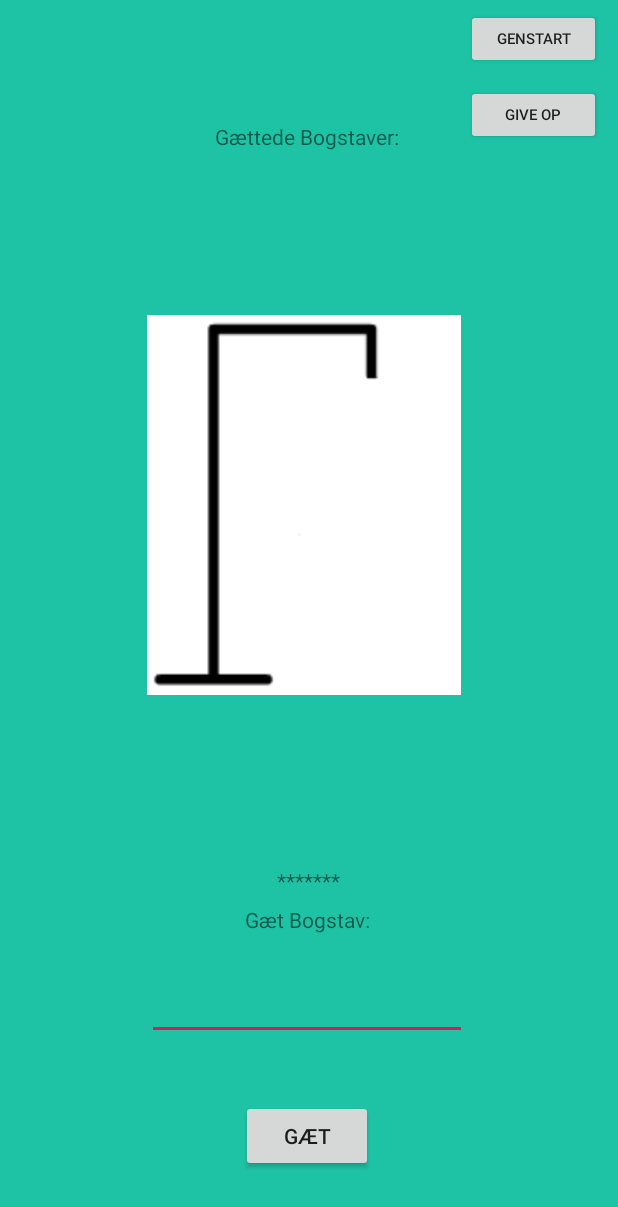
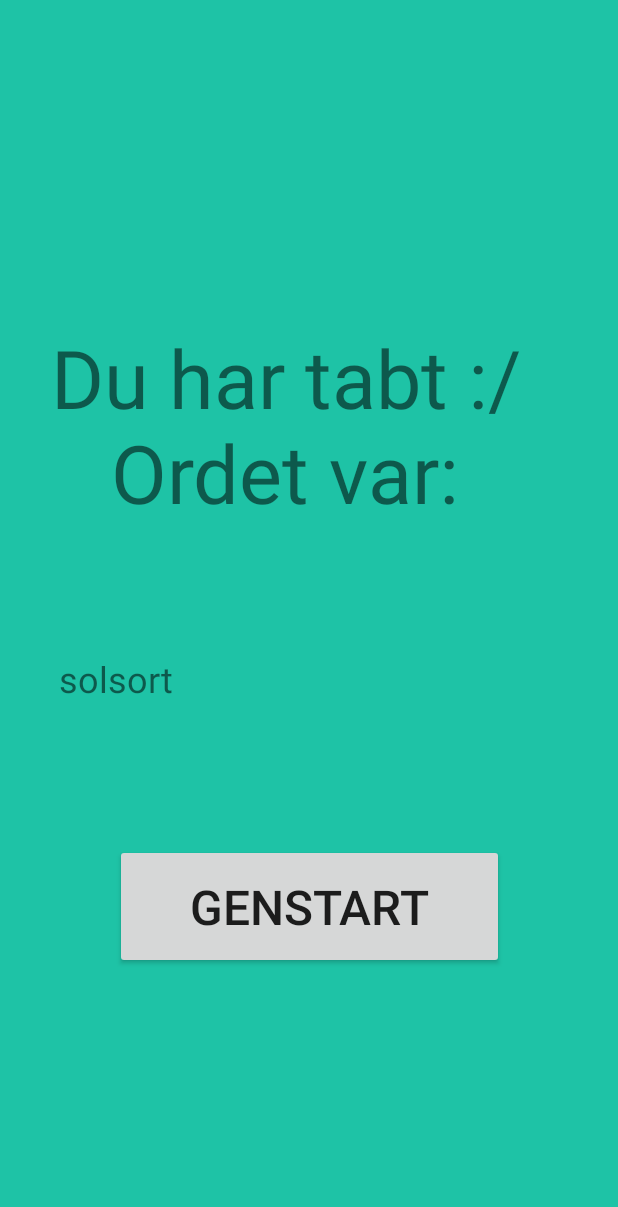
Before and after one commit to alexAbela/Hangman_1, an Android app: the MainActivity screen opened directly, with no data from a screen before it, after a tap on "GIVE OP", on a phone screen of 412 x 824 dp. Shown: the top 1207 px of the screen. Run offline under Robolectric (Android 15) with nearby library versions, the phone set to English and light mode, and no system bars.

Commit message:
Loser Activity first implimentation

```diff
--- a/app/src/main/AndroidManifest.xml
+++ b/app/src/main/AndroidManifest.xml
@@ -9,7 +9,9 @@
         android:roundIcon="@mipmap/ic_launcher_round"
         android:supportsRtl="true"
         android:theme="@style/AppTheme">
-        <activity android:name=".MainActivity"></activity>
+        <activity android:name=".LosingActivity"></activity>
+        <activity android:name=".WinningActivity" />
+        <activity android:name=".MainActivity" />
         <activity android:name=".WelcomeActivity">
             <intent-filter>
                 <action android:name="android.intent.action.MAIN" />
--- /dev/null
+++ b/app/src/main/java/com/example/hangman/LosingActivity.java
@@ -0,0 +1,28 @@
+package com.example.hangman;
+
+import androidx.appcompat.app.AppCompatActivity;
+
+import android.os.Bundle;
+import android.widget.Button;
+import android.widget.TextView;
+
+public class LosingActivity extends AppCompatActivity {
+
+    private TextView losingWord;
+    private Button restartButton;
+
+    @Override
+    protected void onCreate(Bundle savedInstanceState) {
+        super.onCreate(savedInstanceState);
+        setContentView(R.layout.activity_losing);
+        Bundle b = getIntent().getExtras();
+        String losingWordString = b.getString("losingWord");
+
+        losingWord = findViewById(R.id.losingWord);
+        losingWord.setText(losingWordString);
+
+        restartButton = findViewById(R.id.restartButton);
+
+
+    }
+}
--- a/app/src/main/java/com/example/hangman/MainActivity.java
+++ b/app/src/main/java/com/example/hangman/MainActivity.java
@@ -2,6 +2,7 @@ package com.example.hangman;
 
 import androidx.appcompat.app.AppCompatActivity;
 
+import android.content.Intent;
 import android.os.Bundle;
 import android.view.View;
 import android.widget.Button;
@@ -60,17 +61,29 @@ public class MainActivity extends AppCompatActivity implements View.OnClickListe
             } else if (game.erSidsteBogstavKorrekt() && !game.erSpilletVundet()) {
                 Toast.makeText(this, "Du gættede rigtigt: '" + guess.getText().toString().toUpperCase() + "' er i ordet.", Toast.LENGTH_SHORT).show();
             } else if (game.erSpilletVundet()) {
-                Toast.makeText(this, "Du vandt!!", Toast.LENGTH_SHORT).show();
+                Intent winIntent = new Intent(this, WinningActivity.class);
+                startActivity(winIntent);
+                /*Toast.makeText(this, "Du vandt!!", Toast.LENGTH_SHORT).show();
+                giveUpButton.setVisibility(View.INVISIBLE);*/
+            } else if (game.erSpilletTabt()) {
+                Intent loseIntent = new Intent(this,LosingActivity.class);
+                startActivity(loseIntent);
+                /*Toast.makeText(this, "Du har tabt :/ Ordet var " + game.getOrdet(), Toast.LENGTH_SHORT).show();
                 giveUpButton.setVisibility(View.INVISIBLE);
-            } else if (game.erSpilletTabt()) {
-                Toast.makeText(this, "Du har tabt :/ Ordet var " + game.getOrdet(), Toast.LENGTH_SHORT).show();
+                guessButton.setVisibility(View.INVISIBLE);
+                guess.setVisibility(View.INVISIBLE);*/
             }
+            guess.setText("");
         } else if (v == giveUpButton) {
-            Toast.makeText(this, "Du har givet op! Ordet var " + game.getOrdet(), Toast.LENGTH_SHORT).show();
+            Intent loseIntent = new Intent(this,LosingActivity.class);
+            loseIntent.putExtra("losingWord",game.getOrdet());
+            startActivity(loseIntent);
+
+           /* Toast.makeText(this, "Du har givet op! Ordet var " + game.getOrdet(), Toast.LENGTH_SHORT).show();
             game.nulstil();
             imageViewChanger();
             guessedCorrectLetters.setText(game.getSynligtOrd());
-            guessedWrongLetters.setText(guessedWrongString = "");
+            guessedWrongLetters.setText(guessedWrongString = "");*/
 
         } else if (v == restartButton) {
             Toast.makeText(this, "Nyt spil!", Toast.LENGTH_SHORT).show();
--- /dev/null
+++ b/app/src/main/res/layout/activity_losing.xml
@@ -0,0 +1,48 @@
+<?xml version="1.0" encoding="utf-8"?>
+<androidx.constraintlayout.widget.ConstraintLayout xmlns:android="http://schemas.android.com/apk/res/android"
+    xmlns:app="http://schemas.android.com/apk/res-auto"
+    xmlns:tools="http://schemas.android.com/tools"
+    android:layout_width="match_parent"
+    android:layout_height="match_parent"
+    android:background="@color/healthyGreen"
+    tools:context=".LosingActivity">
+
+    <TextView
+        android:id="@+id/losingText"
+        android:layout_width="wrap_content"
+        android:layout_height="wrap_content"
+        android:text="Du har tabt :/ \n   Ordet var: "
+        android:textSize="54dp"
+        app:layout_constraintBottom_toBottomOf="parent"
+        app:layout_constraintHorizontal_bias="0.4"
+        app:layout_constraintLeft_toLeftOf="parent"
+        app:layout_constraintRight_toRightOf="parent"
+        app:layout_constraintTop_toTopOf="parent"
+        app:layout_constraintVertical_bias="0.313" />
+
+    <TextView
+        android:id="@+id/losingWord"
+        android:layout_width="333dp"
+        android:layout_height="50dp"
+        android:text=""
+        android:textSize="24dp"
+        app:layout_constraintBottom_toBottomOf="parent"
+        app:layout_constraintHorizontal_bias="0.498"
+        app:layout_constraintLeft_toLeftOf="parent"
+        app:layout_constraintRight_toRightOf="parent"
+        app:layout_constraintTop_toTopOf="parent"
+        app:layout_constraintVertical_bias="0.563" />
+
+    <Button
+        android:id="@+id/restartButton"
+        android:layout_width="259dp"
+        android:layout_height="83dp"
+        android:text="Genstart"
+        android:textSize="32dp"
+        app:layout_constraintBottom_toBottomOf="parent"
+        app:layout_constraintLeft_toLeftOf="parent"
+        app:layout_constraintRight_toRightOf="parent"
+        app:layout_constraintTop_toTopOf="parent"
+        app:layout_constraintVertical_bias="0.76" />
+
+</androidx.constraintlayout.widget.ConstraintLayout>
--- a/app/src/main/res/layout/activity_main.xml
+++ b/app/src/main/res/layout/activity_main.xml
@@ -17,18 +17,18 @@
         app:layout_constraintLeft_toLeftOf="parent"
         app:layout_constraintRight_toRightOf="parent"
         app:layout_constraintTop_toTopOf="parent"
-        app:layout_constraintVertical_bias="0.945" />
+        app:layout_constraintVertical_bias="0.327" />
 
     <ImageView
         android:id="@+id/imageView"
         android:layout_width="209dp"
         android:layout_height="268dp"
         app:layout_constraintBottom_toBottomOf="parent"
-        app:layout_constraintHorizontal_bias="0.485"
+        app:layout_constraintHorizontal_bias="0.504"
         app:layout_constraintLeft_toLeftOf="parent"
         app:layout_constraintRight_toRightOf="parent"
         app:layout_constraintTop_toTopOf="parent"
-        app:layout_constraintVertical_bias="0.365"
+        app:layout_constraintVertical_bias="0.889"
         app:srcCompat="@drawable/galge" />
 
     <TextView
@@ -37,11 +37,10 @@
         android:layout_height="wrap_content"
         android:text="Gæt Bogstav:"
         app:layout_constraintBottom_toBottomOf="parent"
-        app:layout_constraintHorizontal_bias="0.496"
         app:layout_constraintLeft_toLeftOf="parent"
         app:layout_constraintRight_toRightOf="parent"
         app:layout_constraintTop_toTopOf="parent"
-        app:layout_constraintVertical_bias="0.75" />
+        app:layout_constraintVertical_bias="0.099" />
 
     <EditText
         android:id="@+id/guess"
@@ -55,7 +54,7 @@
         app:layout_constraintHorizontal_bias="0.494"
         app:layout_constraintStart_toStartOf="parent"
         app:layout_constraintTop_toTopOf="parent"
-        app:layout_constraintVertical_bias="0.832" />
+        app:layout_constraintVertical_bias="0.244" />
 
     <Button
         android:id="@+id/restartButton"
@@ -92,7 +91,7 @@
         app:layout_constraintLeft_toLeftOf="parent"
         app:layout_constraintRight_toRightOf="parent"
         app:layout_constraintTop_toTopOf="parent"
-        app:layout_constraintVertical_bias="0.101" />
+        app:layout_constraintVertical_bias="0.418" />
 
     <TextView
         android:id="@+id/guessedWrongLettersDisplay"
@@ -100,10 +99,11 @@
         android:layout_height="wrap_content"
         android:text=" "
         app:layout_constraintBottom_toBottomOf="parent"
+        app:layout_constraintHorizontal_bias="0.475"
         app:layout_constraintLeft_toLeftOf="parent"
         app:layout_constraintRight_toRightOf="parent"
         app:layout_constraintTop_toTopOf="parent"
-        app:layout_constraintVertical_bias="0.17" />
+        app:layout_constraintVertical_bias="0.477" />
 
     <TextView
         android:id="@+id/guessedRightLetters"
@@ -115,6 +115,6 @@
         app:layout_constraintLeft_toLeftOf="parent"
         app:layout_constraintRight_toRightOf="parent"
         app:layout_constraintTop_toTopOf="parent"
-        app:layout_constraintVertical_bias="0.74" />
+        app:layout_constraintVertical_bias="0.165" />
 
 </androidx.constraintlayout.widget.ConstraintLayout>
--- a/app/src/main/res/values/strings.xml
+++ b/app/src/main/res/values/strings.xml
@@ -1,3 +1,3 @@
 <resources>
-    <string name="app_name">Hangman</string>
+    <string name="app_name">s175124</string>
 </resources>
```
Also changed, not shown: app/src/main/java/com/example/hangman/WinningActivity.java (added, +14 -0 lines), app/src/main/res/layout/activity_winning.xml (added, +9 -0 lines).
